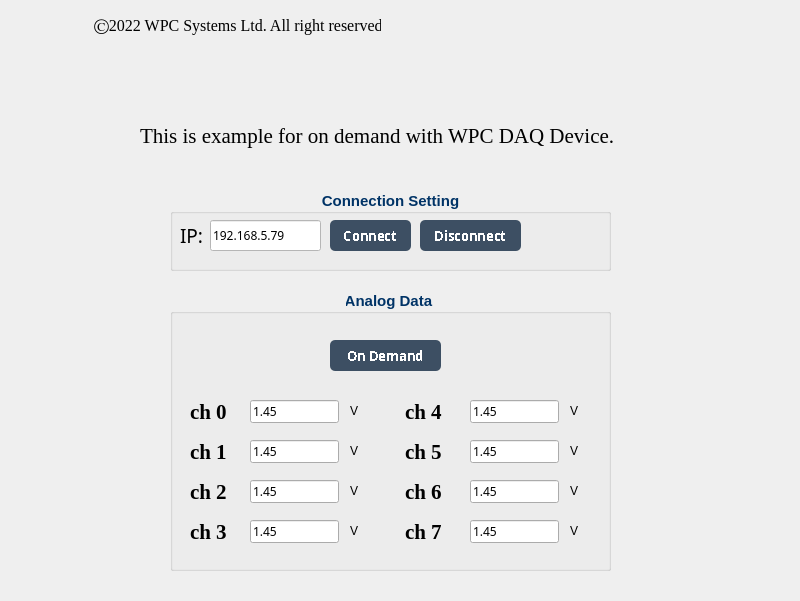
Above: Examples/GUI/AIO/Example_analog_input_on_demand/UI_design/example_GUI_AI_on_demand.ui from WPC-Systems-Ltd/WPC_Python_driver_release before the change. Below: the same form after it.
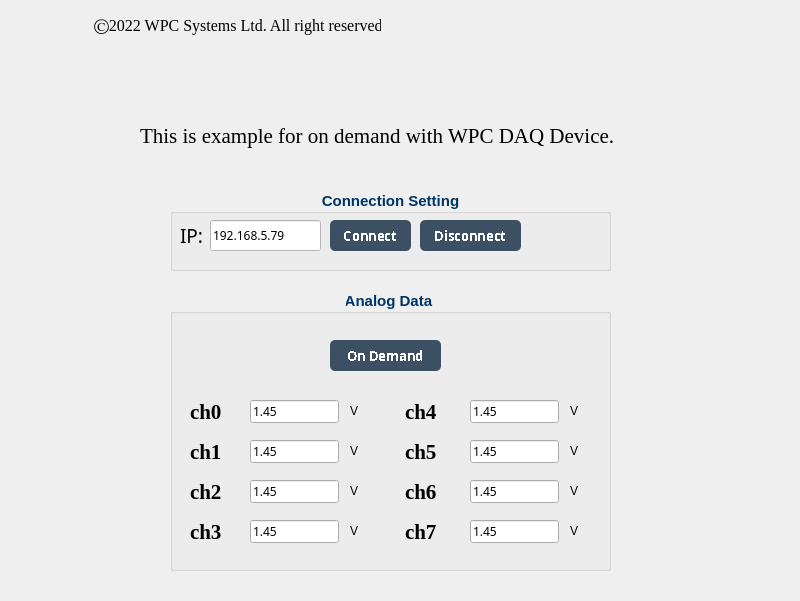
That is the form after the change. Icons and pictures are not drawn.

```diff
--- a/Examples/GUI/AIO/Example_analog_input_on_demand/UI_design/example_GUI_AI_on_demand.ui
+++ b/Examples/GUI/AIO/Example_analog_input_on_demand/UI_design/example_GUI_AI_on_demand.ui
@@ -1637,7 +1637,7 @@
      </font>
     </property>
     <property name="text">
-     <string>ch 0</string>
+     <string>ch0</string>
     </property>
    </widget>
    <widget class="QLabel" name="lb_ch1">
@@ -1658,7 +1658,7 @@
      </font>
     </property>
     <property name="text">
-     <string>ch 1</string>
+     <string>ch1</string>
     </property>
    </widget>
    <widget class="QLabel" name="lb_ch2">
@@ -1679,7 +1679,7 @@
      </font>
     </property>
     <property name="text">
-     <string>ch 2</string>
+     <string>ch2</string>
     </property>
    </widget>
    <widget class="QLabel" name="lb_ch3">
@@ -1700,7 +1700,7 @@
      </font>
     </property>
     <property name="text">
-     <string>ch 3</string>
+     <string>ch3</string>
     </property>
    </widget>
    <widget class="QLabel" name="lb_ch4">
@@ -1721,7 +1721,7 @@
      </font>
     </property>
     <property name="text">
-     <string>ch 4</string>
+     <string>ch4</string>
     </property>
    </widget>
    <widget class="QLabel" name="lb_ch5">
@@ -1742,7 +1742,7 @@
      </font>
     </property>
     <property name="text">
-     <string>ch 5</string>
+     <string>ch5</string>
     </property>
    </widget>
    <widget class="QLabel" name="lb_ch6">
@@ -1763,7 +1763,7 @@
      </font>
     </property>
     <property name="text">
-     <string>ch 6</string>
+     <string>ch6</string>
     </property>
    </widget>
    <widget class="QLabel" name="lb_ch7">
@@ -1784,7 +1784,7 @@
      </font>
     </property>
     <property name="text">
-     <string>ch 7</string>
+     <string>ch7</string>
     </property>
    </widget>
    <widget class="QLineEdit" name="lineEdit_AI0">
```
